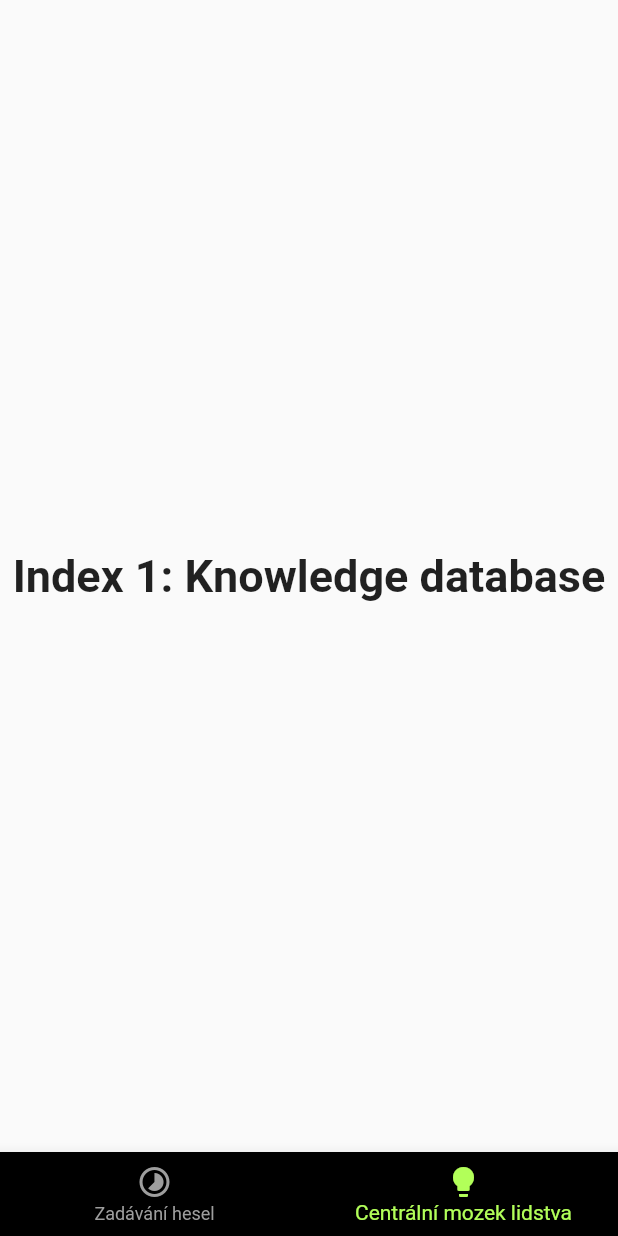
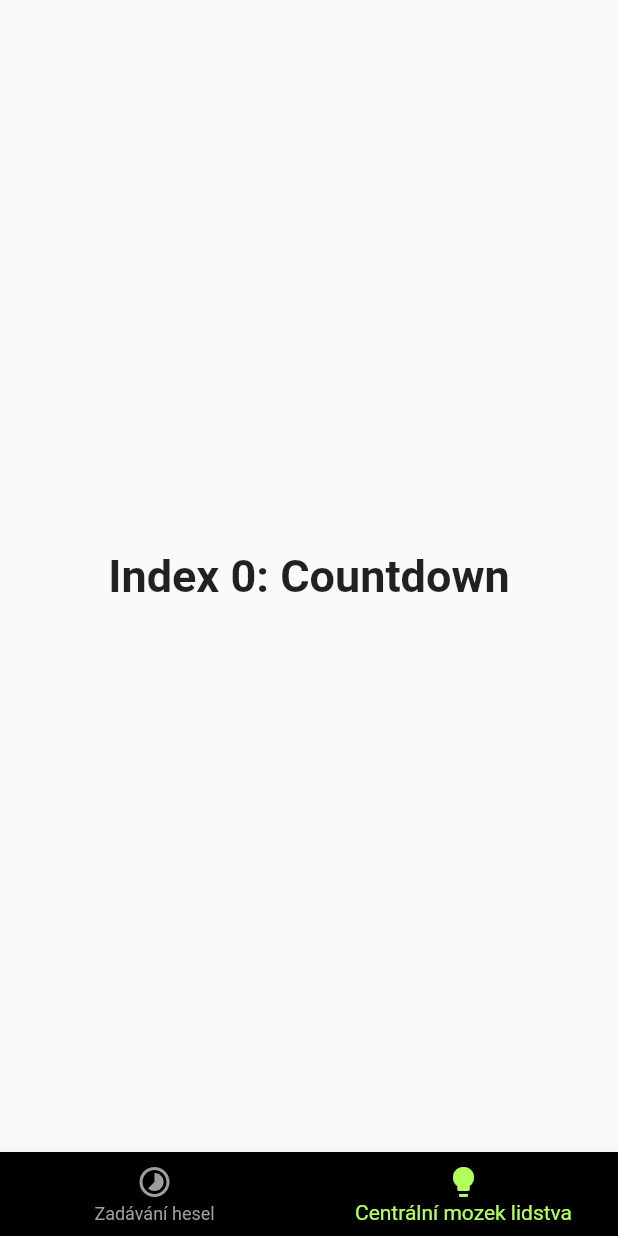
Before and after one commit to luksladky/TaborKontakt-Unikovka, a Flutter app: the screen it shows after launch, item 2 of the bottom bar chosen, on a phone screen of 412 x 824 dp. Run offline on Flutter 3.47's test engine with Material 2 defaults, Android fonts, the phone set to English and light mode, and no system bars.

Commit message:
Screen selector with bottom navigation

```diff
--- a/lib/screens/knowledge_base.dart
+++ b/lib/screens/knowledge_base.dart
@@ -0,0 +1,18 @@
+import 'package:flutter/material.dart';
+
+class KnowledgeBaseScreen extends StatefulWidget {
+  const KnowledgeBaseScreen({Key? key}) : super(key: key);
+
+  @override
+  State<KnowledgeBaseScreen> createState() => _KnowledgeBaseScreenState();
+}
+
+class _KnowledgeBaseScreenState extends State<KnowledgeBaseScreen> {
+  static const TextStyle optionStyle =
+      TextStyle(fontSize: 30, fontWeight: FontWeight.bold);
+
+  @override
+  Widget build(BuildContext context) {
+    return Container(child: Text('Index 0: Countdown', style: optionStyle));
+  }
+}
--- a/lib/screens/homepage.dart
+++ b/lib/screens/screen_selector.dart
@@ -1,16 +1,10 @@
 import 'package:flutter/material.dart';
+
+import 'cipher_manager.dart';
+import 'knowledge_base.dart';
 
 class ScreenSelector extends StatefulWidget {
   const ScreenSelector({super.key, required this.title});
-
-  // This widget is the home page of your application. It is stateful, meaning
-  // that it has a State object (defined below) that contains fields that affect
-  // how it looks.
-
-  // This class is the configuration for the state. It holds the values (in this
-  // case the title) provided by the parent (in this case the App widget) and
-  // used by the build method of the State. Fields in a Widget subclass are
-  // always marked "final".
 
   final String title;
 
@@ -21,17 +15,9 @@ class ScreenSelector extends StatefulWidget {
 class _ScreenSelectorState extends State<ScreenSelector> {
   int _selectedIndex = 0;
 
-  static const TextStyle optionStyle =
-      TextStyle(fontSize: 30, fontWeight: FontWeight.bold);
   static const List<Widget> _widgetOptions = <Widget>[
-    Text(
-      'Index 0: Countdown',
-      style: optionStyle,
-    ),
-    Text(
-      'Index 1: Knowledge database',
-      style: optionStyle,
-    ),
+    CipherManagerScreen(),
+    KnowledgeBaseScreen()
   ];
 
   void _onItemTapped(int index) {
```
Also changed, not shown: lib/main.dart (+1 -10 lines), lib/screens/cipher_manager.dart (added, +23 -0 lines), 1 other file.
